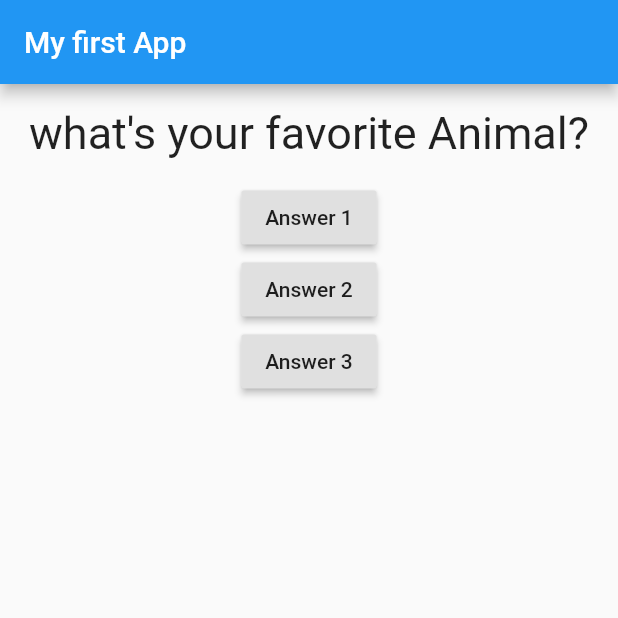
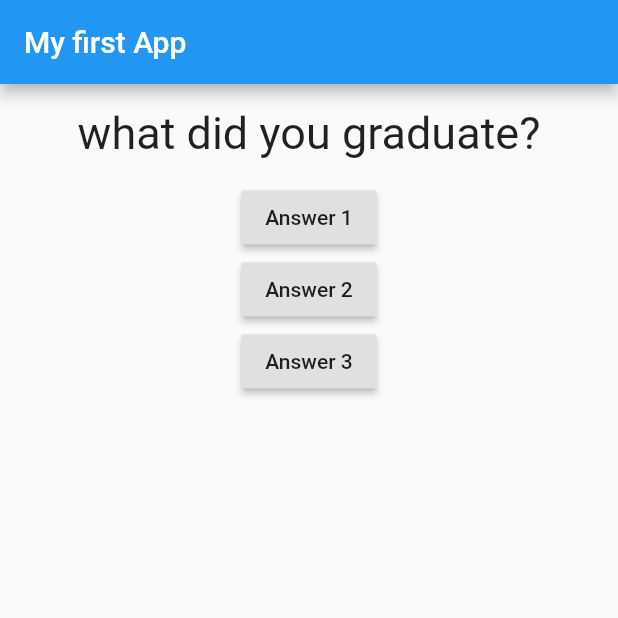
Before and after one commit to Patrick-MUSHIMIYE/Flutter-less-app, a Flutter app: the screen it shows after launch, after a tap on "Answer 1", on a phone screen of 412 x 824 dp, the top half of it. Run offline on Flutter 3.47's test engine with Material 2 defaults, Android fonts, the phone set to English and light mode, and no system bars.

Commit message:
still commit

```diff
--- a/lib/main.dart
+++ b/lib/main.dart
@@ -30,8 +30,8 @@ class MyAppState extends State<MyApp> {
   @override // Does not matter when you do not use, used only for decoration
   Widget build(BuildContext context) {
     var questions = [
-      "what's your favorite Colour?",
-      "what's your favorite Animal?"
+      "what's your favorite Courses?",
+      "what did you graduate?"
     ];
     return MaterialApp(
         home: Scaffold(
```
